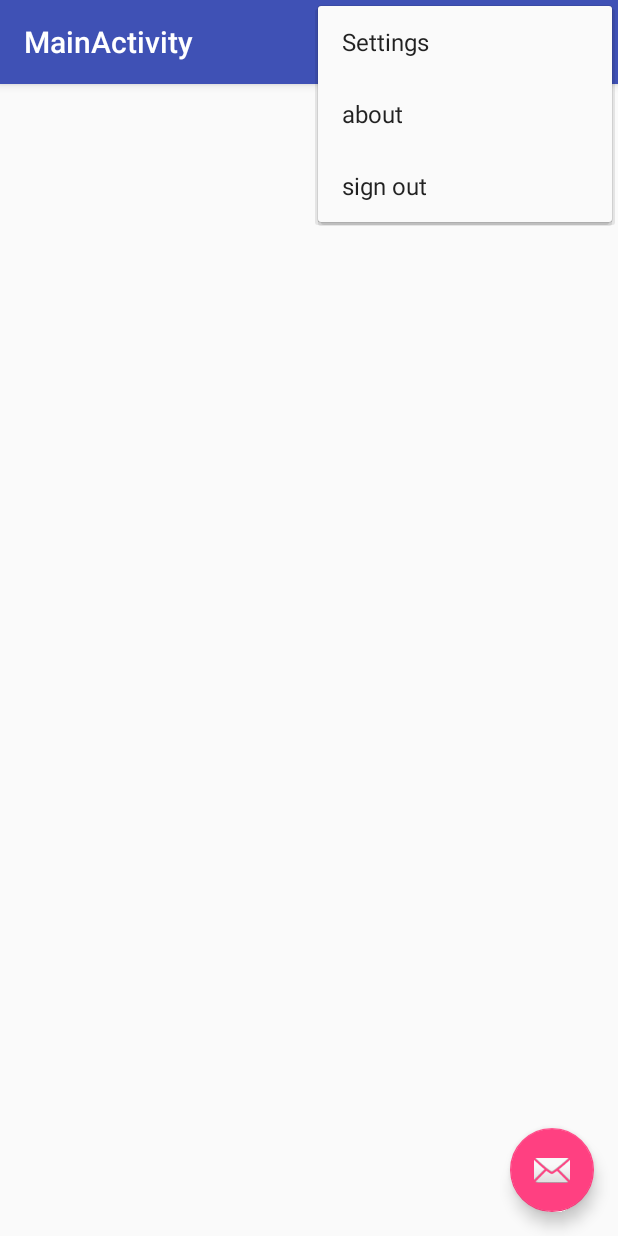
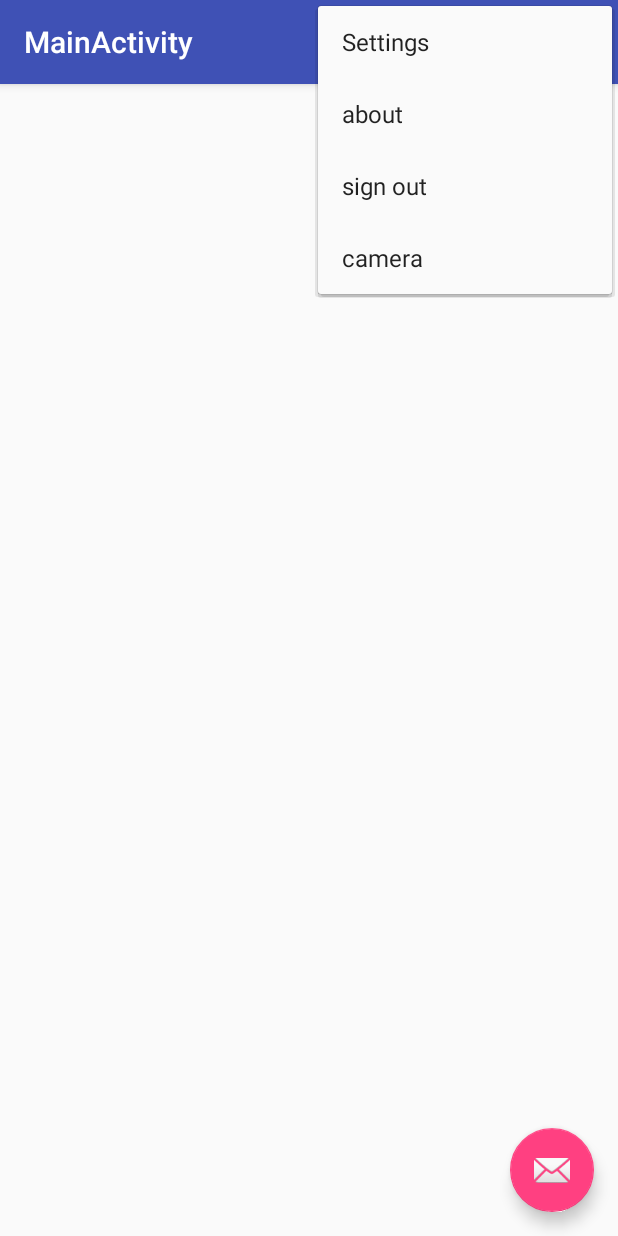
Before and after one commit to AmirMattar/AmirFinalProject-master, an Android app: the screen it shows after launch (MainActivity), with the options menu open, on a phone screen of 412 x 824 dp. Run offline under Robolectric (Android 15) with nearby library versions, the phone set to English and light mode, and no system bars.

Commit message:
notficatioans done

```diff
--- a/app/src/main/AndroidManifest.xml
+++ b/app/src/main/AndroidManifest.xml
@@ -39,7 +39,9 @@
 
         <service
             android:name=".MyIntentService"
-            android:exported="false"></service>
+            android:exported="false" />
+
+        <activity android:name=".WishListActivity"></activity>
     </application>
 
 </manifest>
--- a/app/src/main/java/com/example/user/amir/MainActivity.java
+++ b/app/src/main/java/com/example/user/amir/MainActivity.java
@@ -1,5 +1,8 @@
 package com.example.user.amir;
 
+import android.app.AlarmManager;
+import android.app.PendingIntent;
+import android.content.Context;
 import android.content.Intent;
 import android.os.Bundle;
 import android.support.design.widget.NavigationView;
@@ -16,6 +19,7 @@ public class MainActivity extends AppCompatActivity
         implements NavigationView.OnNavigationItemSelectedListener {
 
 
+    private static final int NOTIFICATION_REMINDER_NIGHT = 2;
 
     @Override
     protected void onCreate(Bundle savedInstanceState) {
@@ -25,9 +29,12 @@ public class MainActivity extends AppCompatActivity
         Toolbar toolbar = (Toolbar) findViewById(R.id.toolbar);
         setSupportActionBar(toolbar);
 
-
-
-
+        Intent notifyIntent = new Intent(this,MyReceiver.class);
+        PendingIntent pendingIntent = PendingIntent.getBroadcast
+                (this, NOTIFICATION_REMINDER_NIGHT, notifyIntent, PendingIntent.FLAG_UPDATE_CURRENT);
+        AlarmManager alarmManager = (AlarmManager) this.getSystemService(Context.ALARM_SERVICE);
+        alarmManager.setRepeating(AlarmManager.RTC_WAKEUP,  System.currentTimeMillis(),
+                1000 * 60 * 60 * 24, pendingIntent);
 
     }
 
@@ -70,6 +77,14 @@ public class MainActivity extends AppCompatActivity
                 GoToAlert = new Intent(getApplicationContext(), AlertDialogActivity.class);
                 startActivity(GoToAlert);
                 break;
+
+            case R.id.camera:
+                GoToAlert = new Intent(getApplicationContext(), CameraGalleryActivity.class);
+                startActivity(GoToAlert);
+                break;
+
+
+
         }
         return true;
     }
--- a/app/src/main/res/menu/main.xml
+++ b/app/src/main/res/menu/main.xml
@@ -18,4 +18,10 @@
         android:orderInCategory="100"
         android:title="sign out"
         app:showAsAction="never" />
+    <item
+
+    android:id="@+id/camera"
+    android:orderInCategory="100"
+    android:title="camera"
+    app:showAsAction="never" />
 </menu>
--- a/gradle.properties
+++ b/gradle.properties
@@ -11,3 +11,9 @@ org.gradle.jvmargs=-Xmx1536m
 # This option should only be used with decoupled projects. More details, visit
 # http://www.gradle.org/docs/current/userguide/multi_project_builds.html#sec:decoupled_projects
 # org.gradle.parallel=true
+
+org.gradle.daemon=true
+org.gradle.configureondemand=true
+org.gradle.parallel=true
+android.enableBuildCache=true
+org.gradle.caching=true
```
Also changed, not shown: app/src/main/java/com/example/user/amir/MyIntentService.java (+4 -4 lines), app/src/main/java/com/example/user/amir/MyReceiver.java (added, +17 -0 lines), app/src/main/java/com/example/user/amir/WishlistActivity.java (added, +67 -0 lines), app/src/main/res/layout/activity_wish_list.xml (added, +13 -0 lines).
